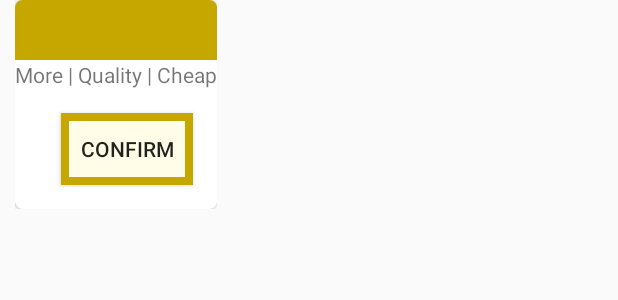
After one commit to Kapadokia-Titus/Foodyfy, an Android app: the layout activity_confirmation_popup.xml on its own in the app's theme, with its tools: preview values and no code run, on a phone screen of 412 x 824 dp. The commit adds this screen. Shown: the top 300 px of the screen. Run offline under Robolectric (Android 15) with nearby library versions, the phone set to English and light mode, and no system bars.

Commit message:
added popup with small runtime err

```diff
--- a/app/src/main/AndroidManifest.xml
+++ b/app/src/main/AndroidManifest.xml
@@ -9,7 +9,8 @@
         android:roundIcon="@drawable/food_icon"
         android:supportsRtl="true"
         android:theme="@style/AppTheme">
-        <activity android:name=".Checkout"></activity>
+        <activity android:name=".ConfirmationPopup"></activity>
+        <activity android:name=".Checkout" />
         <activity android:name=".MainActivity">
             <intent-filter>
                 <action android:name="android.intent.action.MAIN" />
--- a/app/src/main/java/kapadokia/nyandoro/foodclient/FoodDetails.java
+++ b/app/src/main/java/kapadokia/nyandoro/foodclient/FoodDetails.java
@@ -67,8 +67,11 @@ public class FoodDetails extends AppCompatActivity {
 
                 Intent intent  =  new Intent(FoodDetails.this, Checkout.class);
                 intent.putExtra(Checkout.EXTRA_CHECKOUT_DETAILS, model);
+
+                ConfirmationPopup popup =new ConfirmationPopup();
+                popup.showPopupWindow(v);
                 startActivity(intent);
-                    Toast.makeText(FoodDetails.this, "order for " +food.getFood_name() + " has been placed", Toast.LENGTH_SHORT).show();
+                Toast.makeText(FoodDetails.this, "order for " +food.getFood_name() + " has been placed", Toast.LENGTH_SHORT).show();
 
             }
         });
--- a/app/src/main/res/layout/activity_checkout.xml
+++ b/app/src/main/res/layout/activity_checkout.xml
@@ -65,11 +65,10 @@
                         android:layout_height="match_parent"
                         android:id="@+id/food_checkout_quantity_provider"
                         android:textSize="18sp"
-                        android:padding="12dp"
+                        android:padding="8dp"
                         android:textStyle="italic"
-                        android:paddingLeft="@dimen/layoutMargin"
                         android:textColor="@color/colorPrimaryDark"
-                        android:text="mama Kimani "/>
+                        android:text="Mama Kimani "/>
                 </LinearLayout>
 
 
--- /dev/null
+++ b/app/src/main/res/layout/activity_confirmation_popup.xml
@@ -0,0 +1,49 @@
+<?xml version="1.0" encoding="utf-8"?>
+<LinearLayout xmlns:android="http://schemas.android.com/apk/res/android"
+    xmlns:app="http://schemas.android.com/apk/res-auto"
+    xmlns:tools="http://schemas.android.com/tools"
+    android:layout_width="wrap_content"
+    android:layout_height="wrap_content"
+    android:paddingLeft="10dp"
+    android:paddingRight="10dp"
+    android:gravity="center"
+    tools:context=".ConfirmationPopup">
+
+    <androidx.cardview.widget.CardView
+        android:layout_width="match_parent"
+        android:layout_height="wrap_content"
+        app:cardCornerRadius="5dp">
+
+        <LinearLayout
+            android:layout_width="match_parent"
+            android:layout_height="wrap_content"
+            android:orientation="vertical">
+
+            <View
+                android:layout_width="match_parent"
+                android:layout_height="40dp"
+                android:background="@color/colorPrimaryDark"/>
+
+            <TextView
+                android:layout_width="wrap_content"
+                android:layout_height="wrap_content"
+                android:id="@+id/popup_food_name"
+                tools:text="@string/slogan"
+                android:layout_gravity="center"/>
+
+            <Button
+                android:layout_width="wrap_content"
+                android:layout_height="match_parent"
+                android:background="@drawable/rectangle"
+                android:id="@+id/confirm_popup_btn"
+                android:text="Confirm"
+                android:layout_gravity="right"
+                android:layout_margin="@dimen/layoutMargin"/>
+
+
+        </LinearLayout>
+
+    </androidx.cardview.widget.CardView>
+
+
+</LinearLayout>
```
Also changed, not shown: app/src/main/java/kapadokia/nyandoro/foodclient/Checkout.java (+12 -12 lines), app/src/main/java/kapadokia/nyandoro/foodclient/ConfirmationPopup.java (added, +62 -0 lines).
